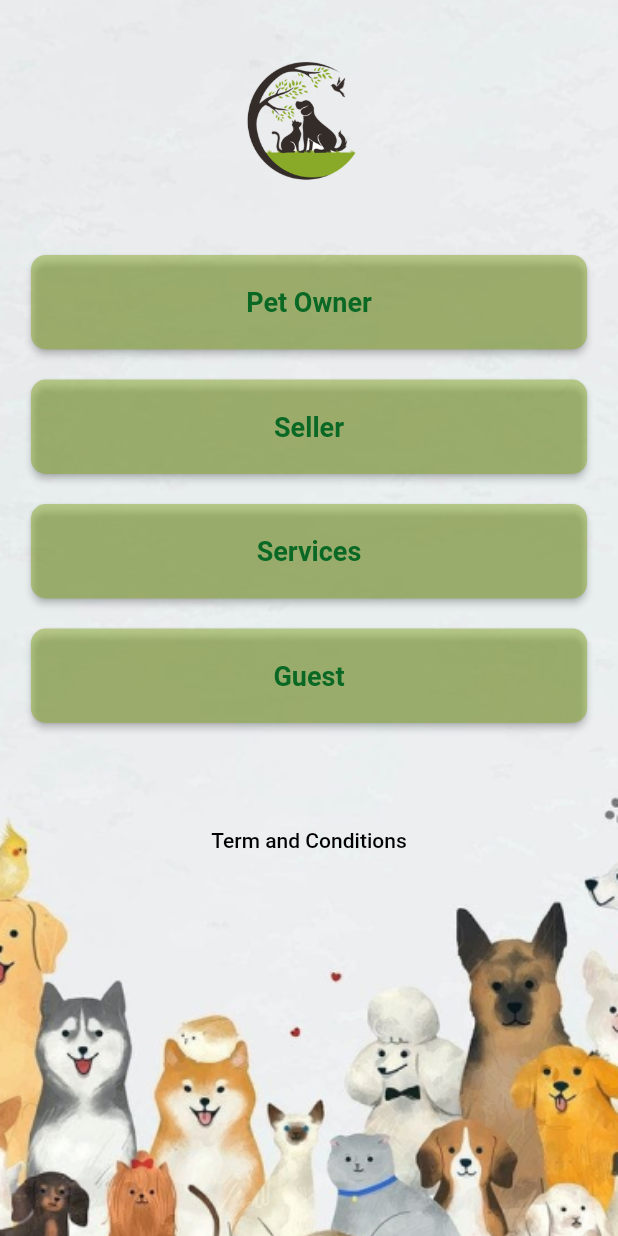
After one commit to imran-maher/Pet-Paradise, a Flutter app: the screen it shows after launch, on a phone screen of 412 x 824 dp. The commit adds this screen. Run offline on Flutter 3.47's test engine with Material 2 defaults, Android fonts, the phone set to English and light mode, and no system bars.

Commit message:
Responsive controller added

```diff
--- /dev/null
+++ b/lib/controllers/responsive_controller.dart
@@ -0,0 +1,30 @@
+import 'package:flutter/material.dart';
+import 'package:pet_paradise/utils/size_config.dart';
+
+class Responsive extends StatelessWidget {
+  /**
+   * Max width for mobile is 479 px
+   * more than 479 px and less than 767 px (width) will be treated as tablet
+   * more than 767 px (width)  will be treated as eb or desktop
+   **/
+
+
+  final Widget mobile;
+  final Widget tablet;
+  final Widget web;
+
+  const Responsive(
+      {Key? key, required this.mobile, required this.tablet, required this.web})
+      : super(key: key);
+
+  @override
+  Widget build(BuildContext context) {
+    if (MyAppSize.width! <= 479) {
+      return mobile;
+    } else if (MyAppSize.width! > 479 && MyAppSize.width! <= 767) {
+      return tablet;
+    } else {
+      return web;
+    }
+  }
+}
--- /dev/null
+++ b/lib/custom_widgets/custom_widgets.dart
@@ -0,0 +1,3 @@
+
+
+//TODO: My Custom Button For Dashboards
--- a/lib/screens/main_dashboard.dart
+++ b/lib/screens/main_dashboard.dart
@@ -1,7 +1,11 @@
 import 'package:flutter/material.dart';
+import 'package:pet_paradise/controllers/responsive_controller.dart';
 import 'package:pet_paradise/utils/colors.dart';
 
 import '../utils/size_config.dart';
+
+String dropDownValue = "English";
+double buttonSpace = 20;
 
 class MainDashboard extends StatefulWidget {
   const MainDashboard({Key? key}) : super(key: key);
@@ -11,18 +15,54 @@ class MainDashboard extends StatefulWidget {
 }
 
 class _MainDashboardState extends State<MainDashboard> {
-  String dropDownValue = "English";
-  double buttonSpace = 20 ;
-
   @override
   Widget build(BuildContext context) {
+    MyAppSize.config(MediaQuery.of(context));
     return Scaffold(
-      body: Container(
+        body: Responsive(
+      mobile: mobile(),
+      web: Center(
+        child: Text("Under Process"),
+      ),
+      tablet: Center(
+        child: Text("Under Process"),
+      ),
+    ));
+  }
+}
+
+//TODO : My Custom Button Widget
+Widget MyButton({required Function onPressed, required String title}) {
+  return Padding(
+    padding: EdgeInsets.only(
+        left: MyAppSize.width! * 0.05, right: MyAppSize.width! * 0.05),
+    child: Container(
+      height: 63,
+      decoration:
+          BoxDecoration(borderRadius: BorderRadius.all(Radius.circular(10))),
+      child: MaterialButton(
+        onPressed: () {},
+        shape: RoundedRectangleBorder(borderRadius: BorderRadius.circular(10)),
+        color: MyColors.LIGHT_GREEN50,
+        splashColor: MyColors.DARK_GREEN,
+        child: Text(
+          title,
+          style: TextStyle(
+              color: MyColors.DARK_GREEN,
+              fontSize: 18,
+              fontWeight: FontWeight.w700),
+        ),
+      ),
+    ),
+  );
+}
+
+Widget mobile() {
+  return Container(
     decoration: BoxDecoration(
       image: DecorationImage(
         fit: BoxFit.cover,
-            image:
-                AssetImage("assets/images/backgrounds/main_dashboard_bg.png"),
+        image: AssetImage("assets/images/backgrounds/main_dashboard_bg.png"),
       ),
     ),
     child: Column(
@@ -63,38 +103,16 @@ class _MainDashboardState extends State<MainDashboard> {
         GestureDetector(
           onTap: () {},
           child: Center(
-                child: Text("Term and Conditions" , style: TextStyle(color: Colors.black , fontSize: 14 , fontWeight: FontWeight.w500),),
+            child: Text(
+              "Term and Conditions",
+              style: TextStyle(
+                  color: Colors.black,
+                  fontSize: 14,
+                  fontWeight: FontWeight.w500),
+            ),
           ),
         )
       ],
     ),
-      ),
   );
 }
-}
-
-//TODO : My Custom Button Widget
-Widget MyButton({required Function onPressed, required String title}) {
-  return Padding(
-    padding: EdgeInsets.only(
-        left: MyAppSize.width! * 0.05, right: MyAppSize.width! * 0.05),
-    child: Container(
-      height: 63,
-      decoration:
-          BoxDecoration(borderRadius: BorderRadius.all(Radius.circular(10))),
-      child: MaterialButton(
-        onPressed: () {},
-        shape: RoundedRectangleBorder(borderRadius: BorderRadius.circular(10)),
-        color: MyColors.LIGHT_GREEN50,
-        splashColor: MyColors.DARK_GREEN,
-        child: Text(
-          title,
-          style: TextStyle(
-              color: MyColors.DARK_GREEN,
-              fontSize: 18,
-              fontWeight: FontWeight.w700),
-        ),
-      ),
-    ),
-  );
-}
```
Also changed, not shown: 1 other file. Lines whose indentation alone changed are shown as unchanged.
